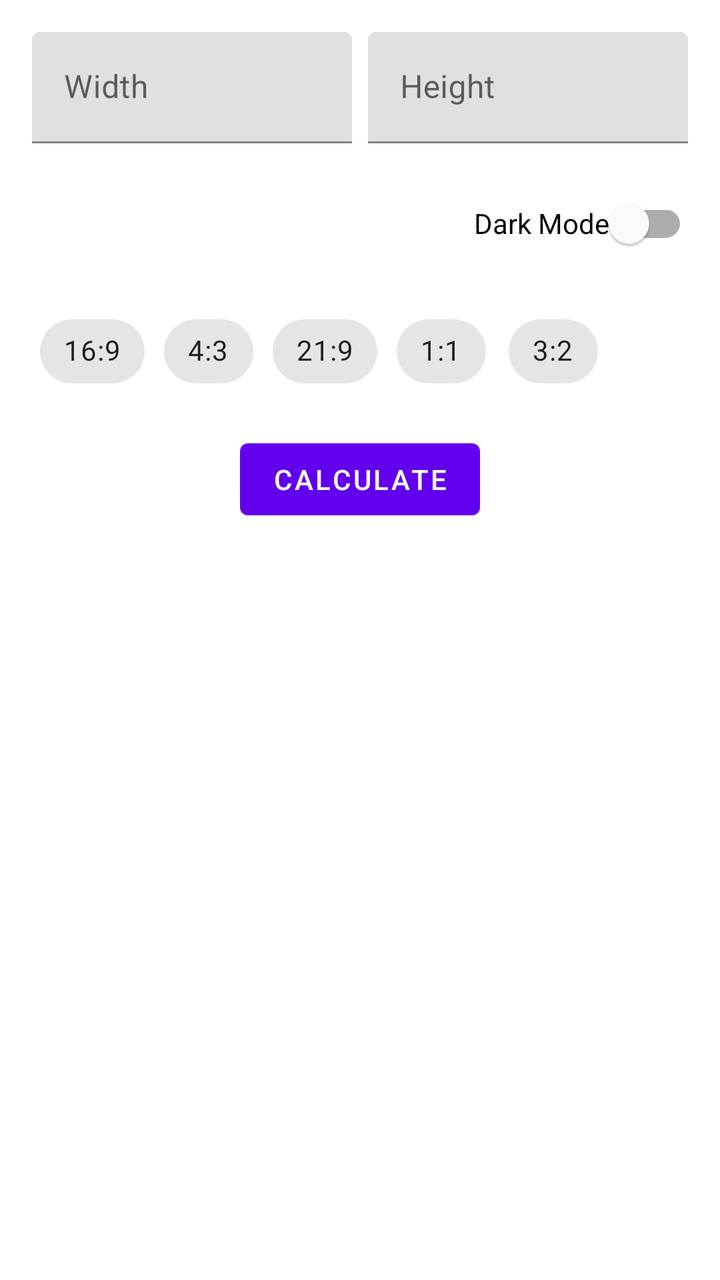
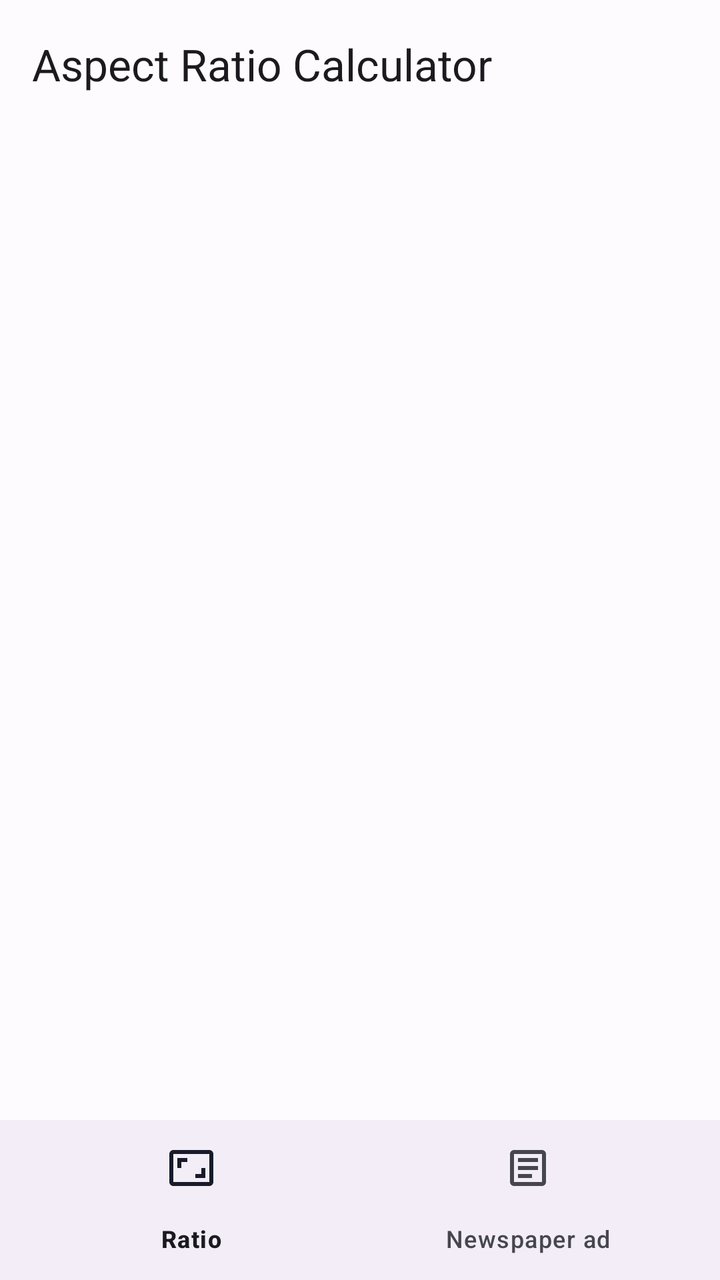

Compare the two renders of this Android layout. The source of the first and the diff that turns it into the second are given below.
<!-- AndroidManifest.xml: application theme Theme.AspectRatioCalculator -->
<!-- res/layout/activity_main.xml -->
<?xml version="1.0" encoding="utf-8"?>
<androidx.constraintlayout.widget.ConstraintLayout xmlns:android="http://schemas.android.com/apk/res/android"
    xmlns:app="http://schemas.android.com/apk/res-auto"
    android:layout_width="match_parent"
    android:layout_height="match_parent"
    android:padding="16dp">

    <com.google.android.material.textfield.TextInputLayout
        android:id="@+id/widthInputLayout"
        android:layout_width="0dp"
        android:layout_height="wrap_content"
        android:hint="Width"
        app:layout_constraintEnd_toStartOf="@+id/heightInputLayout"
        app:layout_constraintStart_toStartOf="parent"
        app:layout_constraintTop_toTopOf="parent">

        <com.google.android.material.textfield.TextInputEditText
            android:id="@+id/widthInput"
            android:layout_width="match_parent"
            android:layout_height="wrap_content"
            android:inputType="numberDecimal" />
    </com.google.android.material.textfield.TextInputLayout>

    <com.google.android.material.textfield.TextInputLayout
        android:id="@+id/heightInputLayout"
        android:layout_width="0dp"
        android:layout_height="wrap_content"
        android:layout_marginStart="8dp"
        android:hint="Height"
        app:layout_constraintEnd_toEndOf="parent"
        app:layout_constraintStart_toEndOf="@+id/widthInputLayout"
        app:layout_constraintTop_toTopOf="parent">

        <com.google.android.material.textfield.TextInputEditText
            android:id="@+id/heightInput"
            android:layout_width="match_parent"
            android:layout_height="wrap_content"
            android:inputType="numberDecimal" />
    </com.google.android.material.textfield.TextInputLayout>

    <com.google.android.material.switchmaterial.SwitchMaterial
        android:id="@+id/themeSwitch"
        android:layout_width="wrap_content"
        android:layout_height="wrap_content"
        android:layout_marginTop="16dp"
        android:text="Dark Mode"
        app:layout_constraintEnd_toEndOf="parent"
        app:layout_constraintTop_toBottomOf="@+id/widthInputLayout" />

    <HorizontalScrollView
        android:id="@+id/presetsScroll"
        android:layout_width="match_parent"
        android:layout_height="wrap_content"
        android:layout_marginTop="16dp"
        android:clipToPadding="false"
        android:paddingHorizontal="4dp"
        android:scrollbars="none"
        app:layout_constraintTop_toBottomOf="@+id/themeSwitch">

        <com.google.android.material.chip.ChipGroup
            android:id="@+id/presetsGroup"
            android:layout_width="wrap_content"
            android:layout_height="wrap_content"
            app:singleSelection="true">

            <com.google.android.material.chip.Chip
                android:id="@+id/preset169"
                style="@style/Widget.MaterialComponents.Chip.Choice"
                android:layout_width="wrap_content"
                android:layout_height="wrap_content"
                android:text="16:9" />

            <com.google.android.material.chip.Chip
                android:id="@+id/preset43"
                style="@style/Widget.MaterialComponents.Chip.Choice"
                android:layout_width="wrap_content"
                android:layout_height="wrap_content"
                android:text="4:3" />

            <com.google.android.material.chip.Chip
                android:id="@+id/preset219"
                style="@style/Widget.MaterialComponents.Chip.Choice"
                android:layout_width="wrap_content"
                android:layout_height="wrap_content"
                android:text="21:9" />

            <com.google.android.material.chip.Chip
                android:id="@+id/preset11"
                style="@style/Widget.MaterialComponents.Chip.Choice"
                android:layout_width="wrap_content"
                android:layout_height="wrap_content"
                android:text="1:1" />

            <com.google.android.material.chip.Chip
                android:id="@+id/preset32"
                style="@style/Widget.MaterialComponents.Chip.Choice"
                android:layout_width="wrap_content"
                android:layout_height="wrap_content"
                android:text="3:2" />
        </com.google.android.material.chip.ChipGroup>
    </HorizontalScrollView>

    <com.google.android.material.button.MaterialButton
        android:id="@+id/calculateButton"
        android:layout_width="wrap_content"
        android:layout_height="wrap_content"
        android:layout_marginTop="16dp"
        android:text="Calculate"
        app:layout_constraintEnd_toEndOf="parent"
        app:layout_constraintStart_toStartOf="parent"
        app:layout_constraintTop_toBottomOf="@+id/presetsScroll" />

    <TextView
        android:id="@+id/resultText"
        android:layout_width="wrap_content"
        android:layout_height="wrap_content"
        android:layout_marginTop="16dp"
        android:textSize="18sp"
        app:layout_constraintEnd_toEndOf="parent"
        app:layout_constraintStart_toStartOf="parent"
        app:layout_constraintTop_toBottomOf="@+id/calculateButton" />

    <FrameLayout
        android:id="@+id/previewContainer"
        android:layout_width="match_parent"
        android:layout_height="0dp"
        android:layout_marginTop="16dp"
        android:background="@android:color/darker_gray"
        app:layout_constraintBottom_toBottomOf="parent"
        app:layout_constraintTop_toBottomOf="@+id/resultText">

        <View
            android:id="@+id/previewBox"
            android:layout_width="match_parent"
            android:layout_height="wrap_content"
            android:layout_gravity="center"
            android:background="@android:color/white" />
    </FrameLayout>

</androidx.constraintlayout.widget.ConstraintLayout>
<!-- resources referenced by this layout -->
<resources>
  <style name="Theme.AspectRatioCalculator" parent="Theme.MaterialComponents.DayNight.DarkActionBar">
          <item name="colorPrimary">@color/purple_500</item>
          <item name="colorPrimaryVariant">@color/purple_700</item>
          <item name="colorOnPrimary">@color/white</item>
          <item name="colorSecondary">@color/teal_200</item>
          <item name="colorSecondaryVariant">@color/teal_700</item>
          <item name="colorOnSecondary">@color/black</item>
          <item name="android:statusBarColor">?attr/colorPrimaryVariant</item>
      </style>
  <color name="purple_500">#FF6200EE</color>
  <color name="purple_700">#FF3700B3</color>
  <color name="white">#FFFFFFFF</color>
  <color name="teal_200">#FF03DAC5</color>
  <color name="teal_700">#FF018786</color>
  <color name="black">#FF000000</color>
</resources>

<!-- the commit's change to res/layout/activity_main.xml (unified diff, before → after) -->
@@ -1,140 +1,39 @@
 <?xml version="1.0" encoding="utf-8"?>
-<androidx.constraintlayout.widget.ConstraintLayout xmlns:android="http://schemas.android.com/apk/res/android"
+<LinearLayout xmlns:android="http://schemas.android.com/apk/res/android"
     xmlns:app="http://schemas.android.com/apk/res-auto"
     android:layout_width="match_parent"
     android:layout_height="match_parent"
-    android:padding="16dp">
+    android:fitsSystemWindows="true"
+    android:orientation="vertical">
 
-    <com.google.android.material.textfield.TextInputLayout
-        android:id="@+id/widthInputLayout"
-        android:layout_width="0dp"
-        android:layout_height="wrap_content"
-        android:hint="Width"
-        app:layout_constraintEnd_toStartOf="@+id/heightInputLayout"
-        app:layout_constraintStart_toStartOf="parent"
-        app:layout_constraintTop_toTopOf="parent">
+    <androidx.coordinatorlayout.widget.CoordinatorLayout
+        android:layout_width="match_parent"
+        android:layout_height="0dp"
+        android:layout_weight="1">
 
-        <com.google.android.material.textfield.TextInputEditText
-            android:id="@+id/widthInput"
+        <com.google.android.material.appbar.AppBarLayout
             android:layout_width="match_parent"
             android:layout_height="wrap_content"
-            android:inputType="numberDecimal" />
-    </com.google.android.material.textfield.TextInputLayout>
+            app:liftOnScroll="true">
 
-    <com.google.android.material.textfield.TextInputLayout
-        android:id="@+id/heightInputLayout"
-        android:layout_width="0dp"
-        android:layout_height="wrap_content"
-        android:layout_marginStart="8dp"
-        android:hint="Height"
-        app:layout_constraintEnd_toEndOf="parent"
-        app:layout_constraintStart_toEndOf="@+id/widthInputLayout"
-        app:layout_constraintTop_toTopOf="parent">
+            <com.google.android.material.appbar.MaterialToolbar
+                android:id="@+id/toolbar"
+                style="@style/Widget.Material3.Toolbar.Surface"
+                android:layout_width="match_parent"
+                android:layout_height="?attr/actionBarSize"
+                app:title="@string/app_name" />
+        </com.google.android.material.appbar.AppBarLayout>
 
-        <com.google.android.material.textfield.TextInputEditText
-            android:id="@+id/heightInput"
+        <androidx.fragment.app.FragmentContainerView
+            android:id="@+id/fragmentContainer"
             android:layout_width="match_parent"
-            android:layout_height="wrap_content"
-            android:inputType="numberDecimal" />
-    </com.google.android.material.textfield.TextInputLayout>
+            android:layout_height="match_parent"
+            app:layout_behavior="@string/appbar_scrolling_view_behavior" />
+    </androidx.coordinatorlayout.widget.CoordinatorLayout>
 
-    <com.google.android.material.switchmaterial.SwitchMaterial
-        android:id="@+id/themeSwitch"
-        android:layout_width="wrap_content"
-        android:layout_height="wrap_content"
-        android:layout_marginTop="16dp"
-        android:text="Dark Mode"
-        app:layout_constraintEnd_toEndOf="parent"
-        app:layout_constraintTop_toBottomOf="@+id/widthInputLayout" />
-
-    <HorizontalScrollView
-        android:id="@+id/presetsScroll"
+    <com.google.android.material.bottomnavigation.BottomNavigationView
+        android:id="@+id/bottomNav"
         android:layout_width="match_parent"
         android:layout_height="wrap_content"
-        android:layout_marginTop="16dp"
-        android:clipToPadding="false"
-        android:paddingHorizontal="4dp"
-        android:scrollbars="none"
-        app:layout_constraintTop_toBottomOf="@+id/themeSwitch">
-
-        <com.google.android.material.chip.ChipGroup
-            android:id="@+id/presetsGroup"
-            android:layout_width="wrap_content"
-            android:layout_height="wrap_content"
-            app:singleSelection="true">
-
-            <com.google.android.material.chip.Chip
-                android:id="@+id/preset169"
-                style="@style/Widget.MaterialComponents.Chip.Choice"
-                android:layout_width="wrap_content"
-                android:layout_height="wrap_content"
-                android:text="16:9" />
-
-            <com.google.android.material.chip.Chip
-                android:id="@+id/preset43"
-                style="@style/Widget.MaterialComponents.Chip.Choice"
-                android:layout_width="wrap_content"
-                android:layout_height="wrap_content"
-                android:text="4:3" />
-
-            <com.google.android.material.chip.Chip
-                android:id="@+id/preset219"
-                style="@style/Widget.MaterialComponents.Chip.Choice"
-                android:layout_width="wrap_content"
-                android:layout_height="wrap_content"
-                android:text="21:9" />
-
-            <com.google.android.material.chip.Chip
-                android:id="@+id/preset11"
-                style="@style/Widget.MaterialComponents.Chip.Choice"
-                android:layout_width="wrap_content"
-                android:layout_height="wrap_content"
-                android:text="1:1" />
-
-            <com.google.android.material.chip.Chip
-                android:id="@+id/preset32"
-                style="@style/Widget.MaterialComponents.Chip.Choice"
-                android:layout_width="wrap_content"
-                android:layout_height="wrap_content"
-                android:text="3:2" />
-        </com.google.android.material.chip.ChipGroup>
-    </HorizontalScrollView>
-
-    <com.google.android.material.button.MaterialButton
-        android:id="@+id/calculateButton"
-        android:layout_width="wrap_content"
-        android:layout_height="wrap_content"
-        android:layout_marginTop="16dp"
-        android:text="Calculate"
-        app:layout_constraintEnd_toEndOf="parent"
-        app:layout_constraintStart_toStartOf="parent"
-        app:layout_constraintTop_toBottomOf="@+id/presetsScroll" />
-
-    <TextView
-        android:id="@+id/resultText"
-        android:layout_width="wrap_content"
-        android:layout_height="wrap_content"
-        android:layout_marginTop="16dp"
-        android:textSize="18sp"
-        app:layout_constraintEnd_toEndOf="parent"
-        app:layout_constraintStart_toStartOf="parent"
-        app:layout_constraintTop_toBottomOf="@+id/calculateButton" />
-
-    <FrameLayout
-        android:id="@+id/previewContainer"
-        android:layout_width="match_parent"
-        android:layout_height="0dp"
-        android:layout_marginTop="16dp"
-        android:background="@android:color/darker_gray"
-        app:layout_constraintBottom_toBottomOf="parent"
-        app:layout_constraintTop_toBottomOf="@+id/resultText">
-
-        <View
-            android:id="@+id/previewBox"
-            android:layout_width="match_parent"
-            android:layout_height="wrap_content"
-            android:layout_gravity="center"
-            android:background="@android:color/white" />
-    </FrameLayout>
-
-</androidx.constraintlayout.widget.ConstraintLayout>
+        app:menu="@menu/bottom_nav" />
+</LinearLayout>
<!-- resource entries referenced after the edit -->
@@ -1,19 +1,78 @@
 <!-- resources referenced by this layout -->
 <resources>
-  <style name="Theme.AspectRatioCalculator" parent="Theme.MaterialComponents.DayNight.DarkActionBar">
-          <item name="colorPrimary">@color/purple_500</item>
-          <item name="colorPrimaryVariant">@color/purple_700</item>
-          <item name="colorOnPrimary">@color/white</item>
-          <item name="colorSecondary">@color/teal_200</item>
-          <item name="colorSecondaryVariant">@color/teal_700</item>
-          <item name="colorOnSecondary">@color/black</item>
-          <item name="android:statusBarColor">?attr/colorPrimaryVariant</item>
+  <string name="app_name">Aspect Ratio Calculator</string>
+  <style name="Theme.AspectRatioCalculator" parent="Theme.Material3.DayNight.NoActionBar">
+          <item name="colorPrimary">@color/md_primary</item>
+          <item name="colorOnPrimary">@color/md_on_primary</item>
+          <item name="colorPrimaryContainer">@color/md_primary_container</item>
+          <item name="colorOnPrimaryContainer">@color/md_on_primary_container</item>
+          <item name="colorSecondary">@color/md_secondary</item>
+          <item name="colorOnSecondary">@color/md_on_secondary</item>
+          <item name="colorSecondaryContainer">@color/md_secondary_container</item>
+          <item name="colorOnSecondaryContainer">@color/md_on_secondary_container</item>
+          <item name="colorTertiary">@color/md_tertiary</item>
+          <item name="colorOnTertiary">@color/md_on_tertiary</item>
+          <item name="colorTertiaryContainer">@color/md_tertiary_container</item>
+          <item name="colorOnTertiaryContainer">@color/md_on_tertiary_container</item>
+          <item name="colorError">@color/md_error</item>
+          <item name="colorOnError">@color/md_on_error</item>
+          <item name="colorErrorContainer">@color/md_error_container</item>
+          <item name="colorOnErrorContainer">@color/md_on_error_container</item>
+          <item name="android:colorBackground">@color/md_background</item>
+          <item name="colorOnBackground">@color/md_on_background</item>
+          <item name="colorSurface">@color/md_surface</item>
+          <item name="colorOnSurface">@color/md_on_surface</item>
+          <item name="colorSurfaceVariant">@color/md_surface_variant</item>
+          <item name="colorOnSurfaceVariant">@color/md_on_surface_variant</item>
+          <item name="colorOutline">@color/md_outline</item>
+          <item name="colorOutlineVariant">@color/md_outline_variant</item>
+          <item name="colorSurfaceInverse">@color/md_inverse_surface</item>
+          <item name="colorOnSurfaceInverse">@color/md_inverse_on_surface</item>
+          <item name="colorPrimaryInverse">@color/md_inverse_primary</item>
+          <item name="shapeAppearanceSmallComponent">@style/ShapeAppearance.App.Small</item>
+          <item name="shapeAppearanceMediumComponent">@style/ShapeAppearance.App.Medium</item>
+          <item name="shapeAppearanceLargeComponent">@style/ShapeAppearance.App.Large</item>
+          <item name="android:statusBarColor">@android:color/transparent</item>
+          <item name="android:windowLightStatusBar">?attr/isLightTheme</item>
       </style>
-  <color name="purple_500">#FF6200EE</color>
-  <color name="purple_700">#FF3700B3</color>
-  <color name="white">#FFFFFFFF</color>
-  <color name="teal_200">#FF03DAC5</color>
-  <color name="teal_700">#FF018786</color>
-  <color name="black">#FF000000</color>
+  <color name="md_primary">#4355B9</color>
+  <color name="md_on_primary">#FFFFFF</color>
+  <color name="md_primary_container">#DEE0FF</color>
+  <color name="md_on_primary_container">#00105C</color>
+  <color name="md_secondary">#5A5D72</color>
+  <color name="md_on_secondary">#FFFFFF</color>
+  <color name="md_secondary_container">#DFE1F9</color>
+  <color name="md_on_secondary_container">#171B2C</color>
+  <color name="md_tertiary">#76546E</color>
+  <color name="md_on_tertiary">#FFFFFF</color>
+  <color name="md_tertiary_container">#FFD7F2</color>
+  <color name="md_on_tertiary_container">#2C122A</color>
+  <color name="md_error">#BA1A1A</color>
+  <color name="md_on_error">#FFFFFF</color>
+  <color name="md_error_container">#FFDAD6</color>
+  <color name="md_on_error_container">#410002</color>
+  <color name="md_background">#FEFBFF</color>
+  <color name="md_on_background">#1B1B1F</color>
+  <color name="md_surface">#FEFBFF</color>
+  <color name="md_on_surface">#1B1B1F</color>
+  <color name="md_surface_variant">#E3E1EC</color>
+  <color name="md_on_surface_variant">#46464F</color>
+  <color name="md_outline">#777680</color>
+  <color name="md_outline_variant">#C7C5D0</color>
+  <color name="md_inverse_surface">#303034</color>
+  <color name="md_inverse_on_surface">#F3EFF4</color>
+  <color name="md_inverse_primary">#BAC3FF</color>
+  <style name="ShapeAppearance.App.Small" parent="ShapeAppearance.Material3.SmallComponent">
+          <item name="cornerFamily">rounded</item>
+          <item name="cornerSize">12dp</item>
+      </style>
+  <style name="ShapeAppearance.App.Medium" parent="ShapeAppearance.Material3.MediumComponent">
+          <item name="cornerFamily">rounded</item>
+          <item name="cornerSize">20dp</item>
+      </style>
+  <style name="ShapeAppearance.App.Large" parent="ShapeAppearance.Material3.LargeComponent">
+          <item name="cornerFamily">rounded</item>
+          <item name="cornerSize">28dp</item>
+      </style>
 </resources>
 
